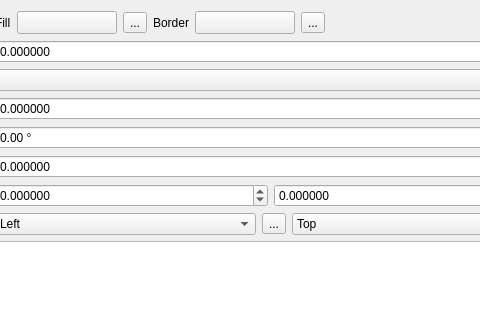
Before: the Qt Designer form src/ui/symbollayer/widget_ellipse.ui in carsmie/QGIS, drawn with Qt 5; both pictures show x 99 to 579 and y 0 to 320 of the 693 by 588 pixel window.
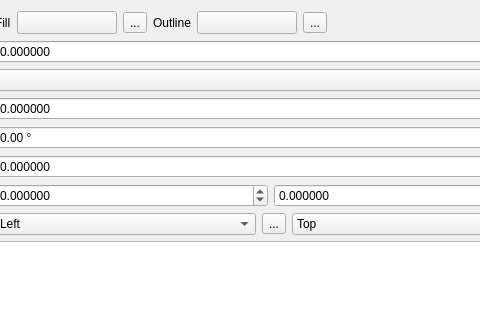
After: the same form once the commit is applied. Custom widgets are drawn as their Qt base class.

Commit message:
Standardise naming of border/outline in symbol GUI
Now for markers it's always "outline", and for fills it's
always "border"

Patch:
```diff
--- a/src/ui/symbollayer/widget_ellipse.ui
+++ b/src/ui/symbollayer/widget_ellipse.ui
@@ -155,7 +155,7 @@
           </sizepolicy>
          </property>
          <property name="text">
-          <string>Border</string>
+          <string>Outline</string>
          </property>
          <property name="buddy">
           <cstring>btnChangeColorBorder</cstring>
```
The commit also changes 2 other files.
